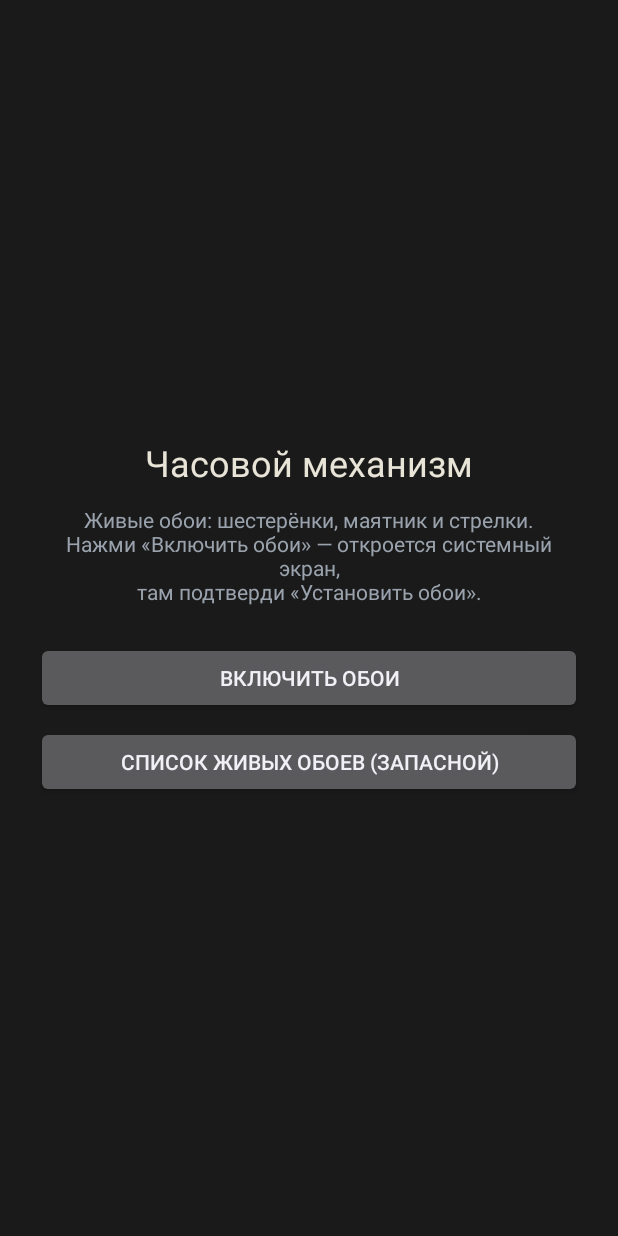
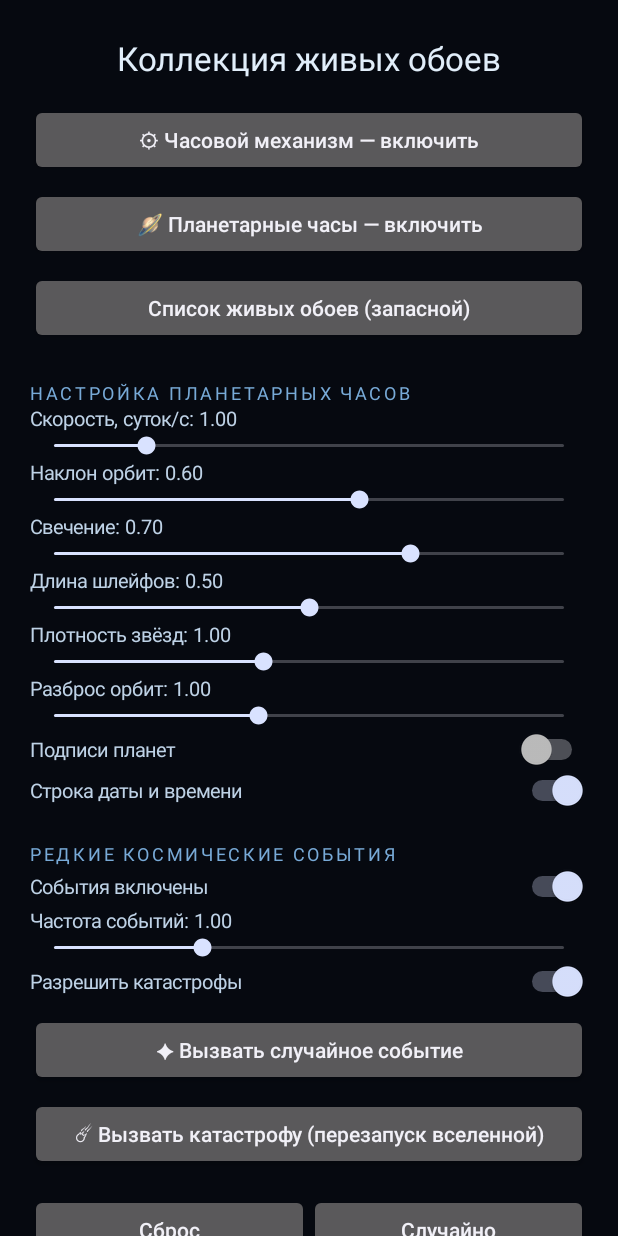
Before and after one commit to Radragast/Wallp, an Android app: the screen it shows after launch (MainActivity), on a phone screen of 412 x 824 dp. Run offline under Robolectric (Android 15) with nearby library versions, the phone set to English and light mode, and no system bars.

Commit message:
Update MainActivity.kt

```diff
--- a/app/src/main/java/com/example/gearwallpaper/MainActivity.kt
+++ b/app/src/main/java/com/example/gearwallpaper/MainActivity.kt
@@ -5,87 +5,143 @@ import android.app.WallpaperManager
 import android.content.ActivityNotFoundException
 import android.content.ComponentName
 import android.content.Intent
+import android.content.SharedPreferences
 import android.graphics.Color
 import android.os.Bundle
 import android.view.Gravity
 import android.widget.Button
+import android.widget.CompoundButton
 import android.widget.LinearLayout
+import android.widget.ScrollView
+import android.widget.SeekBar
+import android.widget.Switch
 import android.widget.TextView
 import android.widget.Toast
+import java.util.Locale
+import kotlin.math.roundToInt
 
 class MainActivity : Activity() {
 
+    private lateinit var prefs: SharedPreferences
+
     override fun onCreate(savedInstanceState: Bundle?) {
         super.onCreate(savedInstanceState)
-        val density = resources.displayMetrics.density
-        fun dp(v: Int) = (v * density).toInt()
+        prefs = getSharedPreferences(OrreryPrefs.NAME, MODE_PRIVATE)
+        val d = resources.displayMetrics.density
+        fun dp(v: Int) = (v * d).toInt()
 
-        val root = LinearLayout(this).apply {
+        val col = LinearLayout(this).apply {
             orientation = LinearLayout.VERTICAL
-            gravity = Gravity.CENTER
-            setPadding(dp(24), dp(24), dp(24), dp(24))
-            setBackgroundColor(Color.rgb(26, 26, 26))
+            setPadding(dp(20), dp(24), dp(20), dp(32))
+            setBackgroundColor(Color.rgb(6, 9, 16))
         }
-        val title = TextView(this).apply {
-            text = "Часовой механизм"
-            textSize = 24f
-            setTextColor(Color.rgb(232, 228, 216))
-            gravity = Gravity.CENTER
-        }
-        val info = TextView(this).apply {
-            text = "Живые обои: шестерёнки, маятник и стрелки.\n" +
-                "Нажми «Включить обои» — откроется системный экран,\n" +
-                "там подтверди «Установить обои»."
-            textSize = 14f
-            setTextColor(Color.rgb(154, 163, 173))
-            gravity = Gravity.CENTER
-            setPadding(0, dp(12), 0, dp(24))
-        }
-        val applyBtn = Button(this).apply {
-            text = "Включить обои"
-            setOnClickListener { openOurPreview() }
-        }
-        val chooserBtn = Button(this).apply {
-            text = "Список живых обоев (запасной)"
-            setOnClickListener { openChooser() }
-        }
+        setContentView(ScrollView(this).apply { addView(col) })
 
-        val wrap = LinearLayout.LayoutParams(
-            LinearLayout.LayoutParams.MATCH_PARENT,
-            LinearLayout.LayoutParams.WRAP_CONTENT
-        )
-        root.addView(title, wrap)
-        root.addView(info, wrap)
-        root.addView(applyBtn, wrap)
-        root.addView(chooserBtn, LinearLayout.LayoutParams(wrap).apply { topMargin = dp(8) })
-        setContentView(root)
+        col.addView(TextView(this).apply {
+            text = "Коллекция живых обоев"; textSize = 22f
+            setTextColor(Color.rgb(225, 238, 250)); gravity = Gravity.CENTER
+        })
+        col.addView(space(dp(16)))
+        col.addView(button("⚙ Часовой механизм — включить") { openPreview(GearWallpaperService::class.java) })
+        col.addView(space(dp(8)))
+        col.addView(button("🪐 Планетарные часы — включить") { openPreview(OrreryWallpaperService::class.java) })
+        col.addView(space(dp(8)))
+        col.addView(button("Список живых обоев (запасной)") { openChooser() })
+
+        col.addView(space(dp(24)))
+        col.addView(header("НАСТРОЙКА ПЛАНЕТАРНЫХ ЧАСОВ"))
+        slider(col, "Скорость, суток/с", OrreryPrefs.SPEED, 0.1f, 5f)
+        slider(col, "Наклон орбит", OrreryPrefs.TILT, 0f, 1f)
+        slider(col, "Свечение", OrreryPrefs.GLOW, 0f, 1f)
+        slider(col, "Длина шлейфов", OrreryPrefs.TRAIL, 0f, 1f)
+        slider(col, "Плотность звёзд", OrreryPrefs.STARS, 0.3f, 2f)
+        slider(col, "Разброс орбит", OrreryPrefs.SPREAD, 0.6f, 1.6f)
+        switch(col, "Подписи планет", OrreryPrefs.LABELS, false)
+        switch(col, "Строка даты и времени", OrreryPrefs.DATE, true)
+
+        col.addView(space(dp(20)))
+        col.addView(header("РЕДКИЕ КОСМИЧЕСКИЕ СОБЫТИЯ"))
+        switch(col, "События включены", OrreryPrefs.EVENTS, true)
+        slider(col, "Частота событий", OrreryPrefs.RATE, 0.2f, 3f)
+        switch(col, "Разрешить катастрофы", OrreryPrefs.CATASTROPHES, true)
+        col.addView(space(dp(8)))
+        col.addView(button("✦ Вызвать случайное событие") {
+            prefs.edit().putLong(OrreryPrefs.FORCE_RANDOM, System.nanoTime()).apply()
+            Toast.makeText(this, "Событие начнётся на обоях в течение секунды", Toast.LENGTH_SHORT).show()
+        })
+        col.addView(space(dp(8)))
+        col.addView(button("☄ Вызвать катастрофу (перезапуск вселенной)") {
+            prefs.edit().putLong(OrreryPrefs.FORCE_CAT, System.nanoTime()).apply()
+            Toast.makeText(this, "Катастрофа запущена", Toast.LENGTH_SHORT).show()
+        })
+
+        col.addView(space(dp(16)))
+        val row = LinearLayout(this).apply { orientation = LinearLayout.HORIZONTAL }
+        row.addView(button("Сброс") { OrreryPrefs.write(prefs, OrreryPrefs.Settings()); recreate() },
+            LinearLayout.LayoutParams(0, LinearLayout.LayoutParams.WRAP_CONTENT, 1f))
+        row.addView(space(dp(8)))
+        row.addView(button("Случайно") { OrreryPrefs.write(prefs, OrreryPrefs.random()); recreate() },
+            LinearLayout.LayoutParams(0, LinearLayout.LayoutParams.WRAP_CONTENT, 1f))
+        col.addView(row)
     }
 
-    /** Системный предпросмотр сразу наших обоев. */
-    private fun openOurPreview() {
-        try {
-            startActivity(
-                Intent(WallpaperManager.ACTION_CHANGE_LIVE_WALLPAPER).putExtra(
-                    WallpaperManager.EXTRA_LIVE_WALLPAPER_COMPONENT,
-                    ComponentName(this, GearWallpaperService::class.java)
-                )
-            )
-        } catch (e: ActivityNotFoundException) {
-            openChooser()
-        }
+    private fun space(h: Int) = TextView(this).apply { height = h }
+    private fun header(t: String) = TextView(this).apply {
+        text = t; textSize = 12f; setTextColor(Color.rgb(120, 170, 215)); letterSpacing = 0.15f
+    }
+    private fun button(text: String, onClick: () -> Unit) = Button(this).apply {
+        this.text = text; isAllCaps = false; setOnClickListener { onClick() }
     }
 
-    /** Запасной путь: AOSP-список всех живых обоев — он, в отличие от
-     *  списка прошивки, показывает сторонние сервисы. */
+    private fun slider(parent: LinearLayout, label: String, key: String, min: Float, max: Float) {
+        val def = OrreryPrefs.read(prefs)
+        val cur = prefs.getFloat(key, when (key) {
+            OrreryPrefs.SPEED -> def.speed; OrreryPrefs.TILT -> def.tilt
+            OrreryPrefs.GLOW -> def.glow; OrreryPrefs.TRAIL -> def.trail
+            OrreryPrefs.STARS -> def.stars; OrreryPrefs.SPREAD -> def.spread
+            OrreryPrefs.RATE -> def.rate; else -> 1f
+        })
+        val tv = TextView(this).apply {
+            textSize = 13f; setTextColor(Color.rgb(190, 210, 230))
+            text = "$label: ${String.format(Locale.US, "%.2f", cur)}"
+        }
+        parent.addView(tv)
+        parent.addView(SeekBar(this).apply {
+            this.max = 100
+            progress = ((cur - min) / (max - min) * 100).roundToInt().coerceIn(0, 100)
+            setOnSeekBarChangeListener(object : SeekBar.OnSeekBarChangeListener {
+                override fun onProgressChanged(b: SeekBar, p: Int, fromUser: Boolean) {
+                    val v = min + (max - min) * p / 100f
+                    prefs.edit().putFloat(key, v).apply()
+                    tv.text = "$label: ${String.format(Locale.US, "%.2f", v)}"
+                }
+                override fun onStartTrackingTouch(b: SeekBar) {}
+                override fun onStopTrackingTouch(b: SeekBar) {}
+            })
+        })
+    }
+
+    private fun switch(parent: LinearLayout, label: String, key: String, def: Boolean) {
+        parent.addView(Switch(this).apply {
+            text = label; textSize = 13f; setTextColor(Color.rgb(190, 210, 230))
+            isChecked = prefs.getBoolean(key, def)
+            setOnCheckedChangeListener { _: CompoundButton, checked: Boolean ->
+                prefs.edit().putBoolean(key, checked).apply()
+            }
+        })
+    }
+
+    private fun openPreview(cls: Class<*>) {
+        try {
+            startActivity(Intent(WallpaperManager.ACTION_CHANGE_LIVE_WALLPAPER).putExtra(
+                WallpaperManager.EXTRA_LIVE_WALLPAPER_COMPONENT, ComponentName(this, cls)))
+        } catch (e: ActivityNotFoundException) { openChooser() }
+    }
+
     private fun openChooser() {
-        try {
-            startActivity(Intent(WallpaperManager.ACTION_LIVE_WALLPAPER_CHOOSER))
-        } catch (e: ActivityNotFoundException) {
-            Toast.makeText(
-                this,
-                "Системный выборщик обоев недоступен на этой прошивке",
-                Toast.LENGTH_LONG
-            ).show()
+        try { startActivity(Intent(WallpaperManager.ACTION_LIVE_WALLPAPER_CHOOSER)) }
+        catch (e: ActivityNotFoundException) {
+            Toast.makeText(this, "Системный выборщик обоев недоступен", Toast.LENGTH_LONG).show()
         }
     }
 }
```
